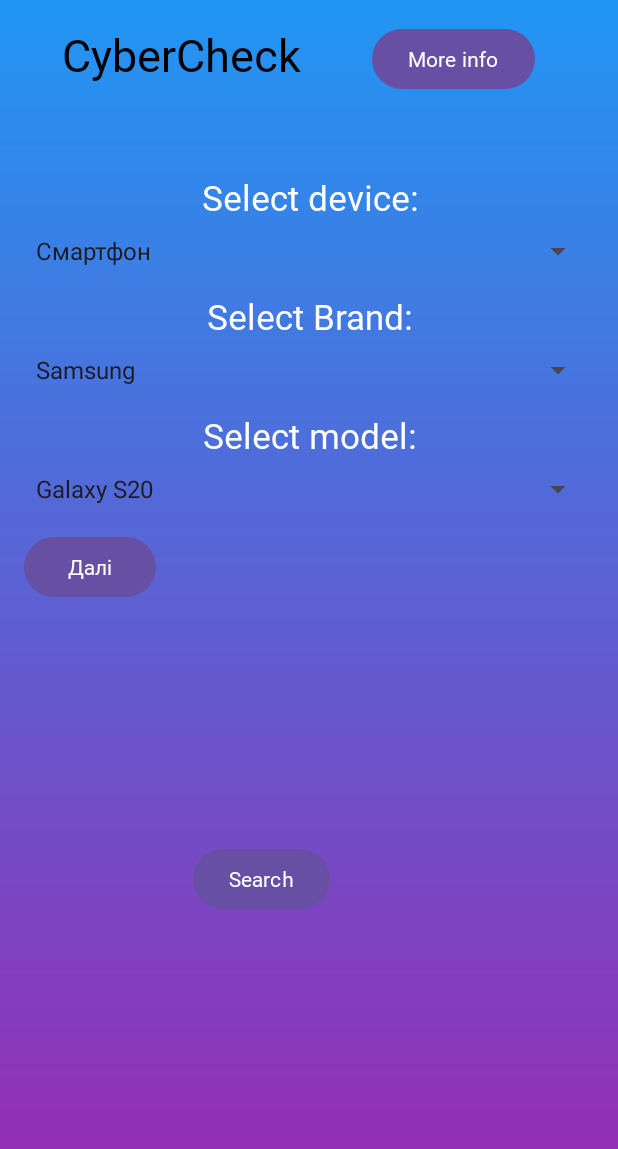
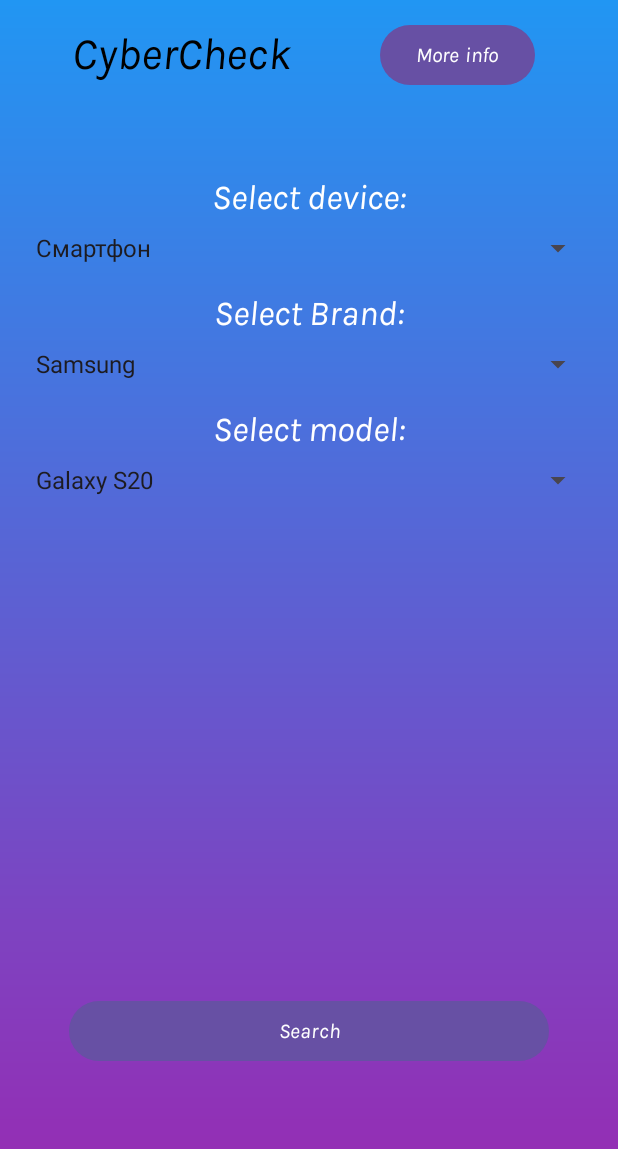
Before and after one commit to UAdant/INT20HSG2, an Android app: the screen it shows after launch (MainActivity), on a phone screen of 412 x 824 dp. Shown: the top 1149 px of the screen. Run offline under Robolectric (Android 15) with nearby library versions, the light colour scheme and no system bars; 2 statements that could not run were skipped.

Commit message:
Merge remote-tracking branch 'origin/master' 60% disane
# Conflicts:
#	app/src/main/AndroidManifest.xml

```diff
--- a/app/src/main/res/layout/activity_main.xml
+++ b/app/src/main/res/layout/activity_main.xml
@@ -94,27 +94,22 @@
         android:fontFamily="@font/karla"
         android:layout_marginTop="8dp" />
 
-    <!-- Кнопка для переходу на інший екран -->
-    <Button
-        android:id="@+id/btnNext"
-        android:layout_width="wrap_content"
-        android:layout_height="wrap_content"
-        android:layout_below="@id/spinnerModel"
-        android:fontFamily="@font/karla"
-        android:layout_marginTop="16dp"
-        android:text="Далі" />
 
     <Button
         android:id="@+id/btnSearch"
         android:layout_width="wrap_content"
         android:layout_height="wrap_content"
+        android:layout_alignBottom="@id/spinnerModel"
+        android:layout_alignParentStart="true"
         android:layout_alignParentEnd="true"
-        android:layout_alignParentBottom="true"
+        android:layout_alignParentBottom="false"
+        android:layout_marginStart="30dp"
+        android:layout_marginTop="30dp"
+        android:layout_marginEnd="30dp"
+        android:gravity="center"
+        android:layout_marginBottom="-379dp"
         android:fontFamily="@font/karla"
-        android:layout_marginEnd="176dp"
-        android:layout_marginBottom="198dp"
         android:text="@string/Search" />
-
 
     <Button
         android:id="@+id/information"
```
Also changed, not shown: app/src/main/res/font/karla.ttf (added), app/src/main/res/font/kokororegular.ttf (added).
